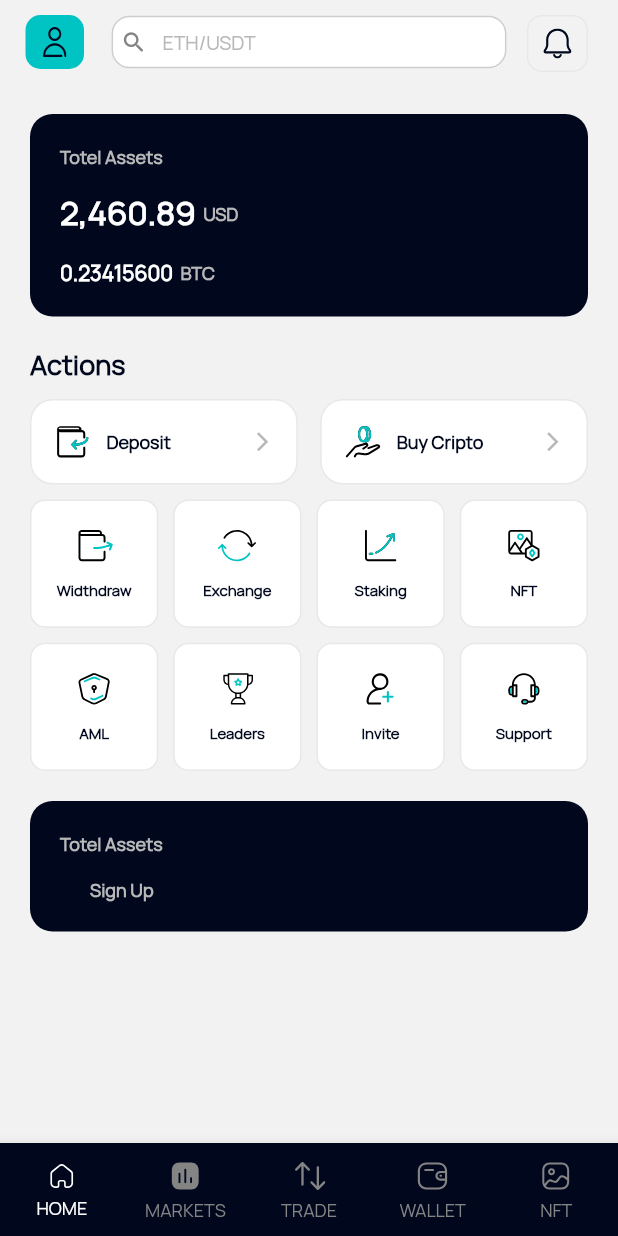
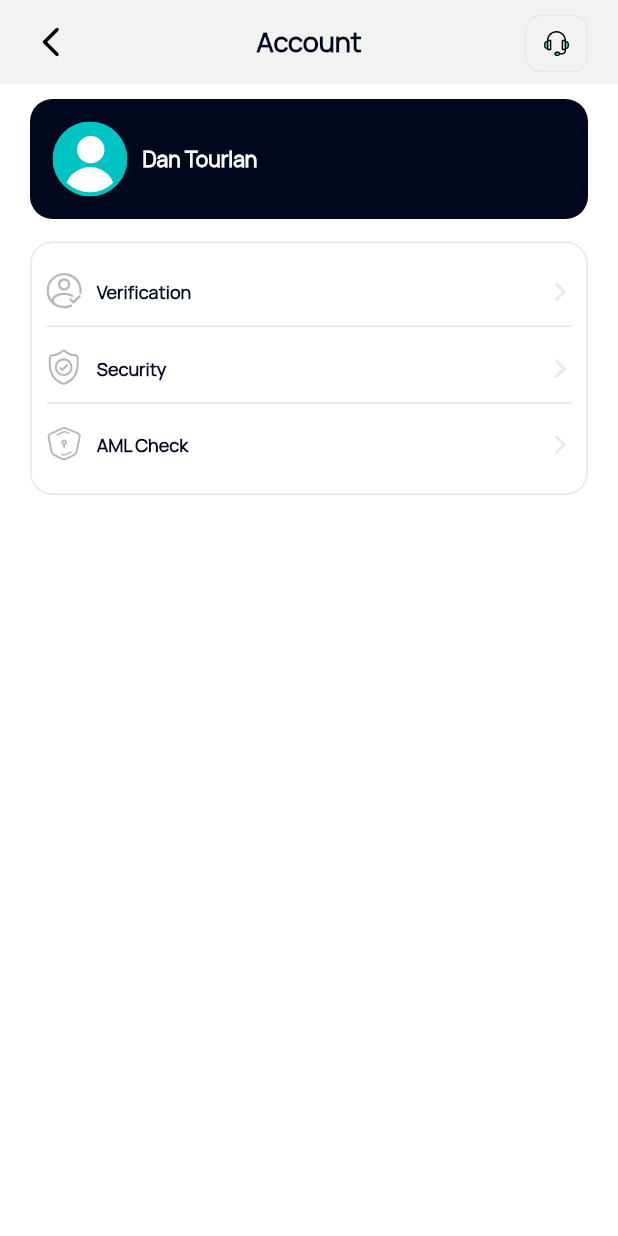
Before and after one commit to manoharantechie/cofinex, a Flutter app: the Home_Screen screen opened directly, after a tap on an icon or button, on a phone screen of 412 x 824 dp. Run offline on Flutter 3.47's test engine with Material 2 defaults, Android fonts, the phone set to English and light mode, and no system bars; our stand-ins replace awesome_snackbar_content, flutter_svg, shared_preferences; accounts and stored records are empty.

Commit message:
screen 07-04-23- images profile

```diff
--- a/assets/language/localization_en.json
+++ b/assets/language/localization_en.json
@@ -63,5 +63,9 @@
   "loc_side_markets": "Markets",
   "loc_side_trade": "Trade",
   "loc_side_wallet": "Wallet",
-  "loc_side_nft": "NFT"
+  "loc_side_nft": "NFT",
+  "loc_acc": "Account",
+  "loc_verification": "Verification",
+  "loc_security": "Security",
+  "loc_aml": "AML Check"
 }
--- a/lib/screens/basic/home.dart
+++ b/lib/screens/basic/home.dart
@@ -1,5 +1,6 @@
 import 'package:cofinex/common/bottom_nav.dart';
 import 'package:cofinex/common/theme/custom_theme.dart';
+import 'package:cofinex/screens/basic/profile.dart';
 import 'package:cofinex/screens/bottom/dashboard.dart';
 import 'package:cofinex/screens/wallet/wallet.dart';
 import 'package:flutter/cupertino.dart';
@@ -63,7 +64,8 @@ class _Home_ScreenState extends State<Home_Screen> {
             padding: EdgeInsets.only(left: 12.0, top: 10.0, bottom: 10.0),
             child: InkWell(
               onTap: () {
-
+                Navigator.of(context).push(MaterialPageRoute(
+                    builder: (context) => Profile_Screen()));
               },
                 child: Container(
                   margin: EdgeInsets.only(left: 5.0),
--- /dev/null
+++ b/lib/screens/basic/profile.dart
@@ -0,0 +1,235 @@
+
+import 'package:flutter/material.dart';
+import 'package:flutter_svg/flutter_svg.dart';
+
+import '../../common/custom_widget.dart';
+import '../../common/localization/localizations.dart';
+import '../../common/theme/custom_theme.dart';
+
+class Profile_Screen extends StatefulWidget {
+  const Profile_Screen({Key? key}) : super(key: key);
+
+  @override
+  State<Profile_Screen> createState() => _Profile_ScreenState();
+}
+
+class _Profile_ScreenState extends State<Profile_Screen> {
+  @override
+  Widget build(BuildContext context) {
+    return Scaffold(
+      backgroundColor: Theme.of(context).backgroundColor,
+      appBar: AppBar(
+        backgroundColor: Theme.of(context).backgroundColor,
+        elevation: 0.0,
+        centerTitle: true,
+        leading: Padding(
+            padding: EdgeInsets.only(left: 12.0, top: 10.0, bottom: 10.0),
+            child: InkWell(
+                onTap: () {
+                  // Navigator.of(context).push(MaterialPageRoute(
+                  //     builder: (context) => Profile_Screen()));
+                },
+                child: Center(
+                  child: Icon(
+                    Icons.arrow_back_ios_new_rounded,
+                    color: Theme.of(context).bottomAppBarColor,
+                  ),
+                ))),
+
+        title: Text(
+          AppLocalizations.instance
+              .text("loc_acc"),
+          style: CustomWidget(context: context).CustomSizedTextStyle(
+              18.0, Theme.of(context).primaryColor, FontWeight.w600, 'FontRegular'),
+        ),
+
+        actions: [
+          Padding(
+              padding: EdgeInsets.only(left: 0.0, top: 10.0, bottom: 8.0, right: 20.0),
+              child: InkWell(
+                  onTap: () {
+
+                    // Navigator.pop(context);
+                  },
+                  child: Container(
+                    padding: EdgeInsets.fromLTRB(10.0, 3.0, 10.0,3.0),
+                    decoration: BoxDecoration(
+                        borderRadius: BorderRadius.circular(10.0),
+                        color: Theme.of(context).backgroundColor,
+                        border: Border.all(width: 1.0,color: Theme.of(context).splashColor,)
+                    ),
+                    child: Center(
+                      child: SvgPicture.asset(
+                        "assets/images/mic.svg",
+                        height: 20.0,
+                      ),
+                    ),
+                  ))),
+
+        ],
+      ),
+      body: Container(
+        height: MediaQuery.of(context).size.height,
+        width: MediaQuery.of(context).size.width,
+        color:  Colors.white,
+        child: Padding(
+          padding: EdgeInsets.only(left: 20.0,right: 20.0, ),
+          child: Column(
+            crossAxisAlignment: CrossAxisAlignment.start,
+            mainAxisAlignment: MainAxisAlignment.start,
+            children: [
+              SizedBox(height: 10.0,),
+              Container(
+                padding: EdgeInsets.only(top: 15.0,right: 15.0,left: 15.0,bottom: 15.0),
+                decoration: BoxDecoration(
+                  borderRadius: BorderRadius.circular(15.0),
+                  color: Theme.of(context).primaryColor,
+                ),
+                child: Row(
+                  children: [
+                    SvgPicture.asset(
+                      "assets/profile/Icon.svg",
+                      height: 50.0,
+                    ),
+                    SizedBox(width: 10.0,),
+                    Text(
+                      "Dan Tourlan",
+                      style: CustomWidget(context: context)
+                          .CustomSizedTextStyle(
+                          14.0,
+                          Theme.of(context).focusColor,
+                          FontWeight.w600,
+                          'FontRegular'),
+                    ),
+                  ],
+                ),
+              ),
+              SizedBox(height: 15.0,),
+              Container(
+                padding: EdgeInsets.only(left: 10.0,right: 10.0,top: 10.0,bottom: 10.0),
+                decoration: BoxDecoration(
+                  borderRadius: BorderRadius.circular(15.0),
+                  border: Border.all(width: 1.0,color: Theme.of(context).splashColor,)
+                ),
+                child: Column(
+                  crossAxisAlignment: CrossAxisAlignment.center,
+                  children: [
+                    SizedBox(height: 10.0,),
+                    Row(
+                      crossAxisAlignment: CrossAxisAlignment.center,
+                      mainAxisAlignment: MainAxisAlignment.spaceBetween,
+                      children: [
+                        Flexible(child: Row(
+                          children: [
+                            SvgPicture.asset(
+                              "assets/profile/verification.svg",
+                              height: 25.0,
+                            ),
+                            SizedBox(width: 10.0,),
+                            Text(
+                                AppLocalizations.instance
+                                .text("loc_verification"),
+                              style: CustomWidget(context: context)
+                                  .CustomSizedTextStyle(
+                                  12.0,
+                                  Theme.of(context).primaryColor,
+                                  FontWeight.w600,
+                                  'FontRegular'),
+                            ),
+                          ],
+                        )),
+                        Flexible(child: Icon(
+                          Icons.arrow_forward_ios,
+                          size: 15.0,
+                          color: Theme.of(context).splashColor,
+                        ))
+                      ],
+                    ),
+                    SizedBox(height: 10.0,),
+
+                    Container(
+                      height: 1.0,
+                      color: Theme.of(context).splashColor,
+                    ),
+                    SizedBox(height: 15.0,),
+                    Row(
+                      crossAxisAlignment: CrossAxisAlignment.center,
+                      mainAxisAlignment: MainAxisAlignment.spaceBetween,
+                      children: [
+                        Flexible(child: Row(
+                          children: [
+                            SvgPicture.asset(
+                              "assets/profile/security.svg",
+                              height: 25.0,
+                            ),
+                            SizedBox(width: 10.0,),
+                            Text(
+                              AppLocalizations.instance
+                                  .text("loc_security"),
+                              style: CustomWidget(context: context)
+                                  .CustomSizedTextStyle(
+                                  12.0,
+                                  Theme.of(context).primaryColor,
+                                  FontWeight.w600,
+                                  'FontRegular'),
+                            ),
+                          ],
+                        )),
+                        Flexible(child: Icon(
+                          Icons.arrow_forward_ios,
+                          size: 15.0,
+                          color: Theme.of(context).splashColor,
+                        ))
+                      ],
+                    ),
+                    SizedBox(height: 10.0,),
+
+                    Container(
+                      height: 1.0,
+                      color: Theme.of(context).splashColor,
+                    ),
+                    SizedBox(height: 15.0,),
+                    Row(
+                      crossAxisAlignment: CrossAxisAlignment.center,
+                      mainAxisAlignment: MainAxisAlignment.spaceBetween,
+                      children: [
+                        Flexible(child: Row(
+                          children: [
+                            SvgPicture.asset(
+                              "assets/profile/icon_aml.svg",
+                              height: 25.0,
+                            ),
+                            SizedBox(width: 10.0,),
+                            Text(
+                              AppLocalizations.instance
+                                  .text("loc_aml"),
+                              style: CustomWidget(context: context)
+                                  .CustomSizedTextStyle(
+                                  12.0,
+                                  Theme.of(context).primaryColor,
+                                  FontWeight.w600,
+                                  'FontRegular'),
+                            ),
+                          ],
+                        )),
+                        Flexible(child: Icon(
+                          Icons.arrow_forward_ios,
+                          size: 15.0,
+                          color: Theme.of(context).splashColor,
+                        ))
+                      ],
+                    ),
+                    SizedBox(height: 10.0,),
+
+
+                  ],
+                ),
+              )
+
+            ],
+          ),
+        ),
+      ),
+    );
+  }
+}
--- a/lib/screens/wallet/wallet.dart
+++ b/lib/screens/wallet/wallet.dart
@@ -26,7 +26,6 @@ class _Wallet_ScreenState extends State<Wallet_Screen> {
   Widget build(BuildContext context) {
     return Scaffold(
       backgroundColor: Theme.of(context).backgroundColor,
-
       body: Container(
         padding: EdgeInsets.fromLTRB(20.0, 0.0,20.0,0.0),
         height: MediaQuery.of(context).size.height,
--- a/pubspec.yaml
+++ b/pubspec.yaml
@@ -79,6 +79,7 @@ flutter:
     - assets/images/
     - assets/bottom/
     - assets/icon/
+    - assets/profile/
   # For details regarding fonts from package dependencies,
   # see https://flutter.dev/custom-fonts/#from-packages
   fonts:
```
Also changed, not shown: assets/profile/Icon.svg (added).
